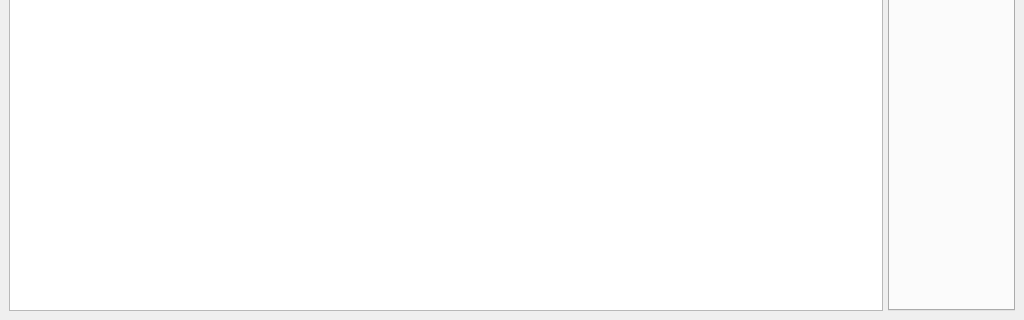
First picture: the form in Coding/omainwindow.ui, repository y761823/ClipboardViewer, before the edit; both pictures show x 0 to 1024 and y 448 to 768 of the 1024 by 768 pixel window.
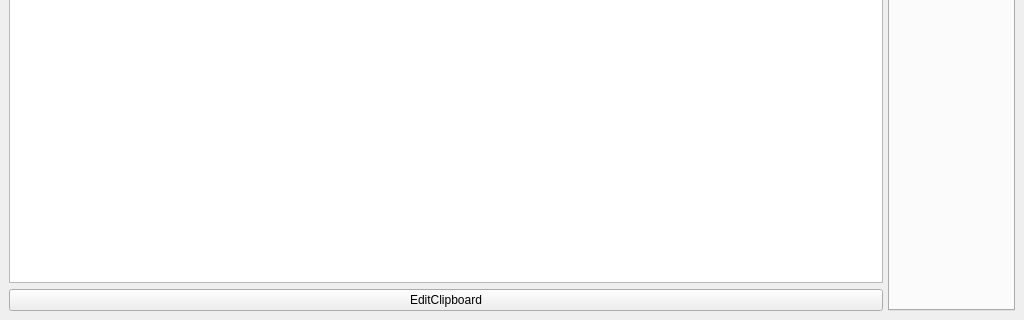
Second picture: the form after the edit.

```diff
--- a/Coding/omainwindow.ui
+++ b/Coding/omainwindow.ui
@@ -79,6 +79,13 @@
           </property>
          </widget>
         </item>
+        <item>
+         <widget class="QPushButton" name="editClipBtn">
+          <property name="text">
+           <string>EditClipboard</string>
+          </property>
+         </widget>
+        </item>
        </layout>
       </widget>
       <widget class="QTabWidget" name="tabWidget">
```
